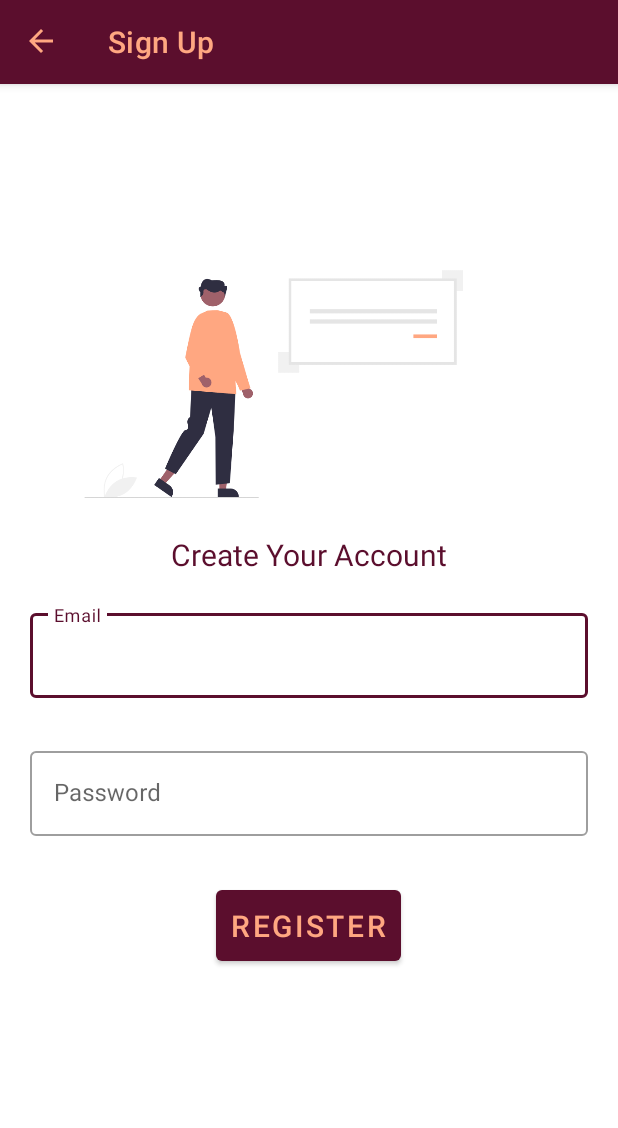
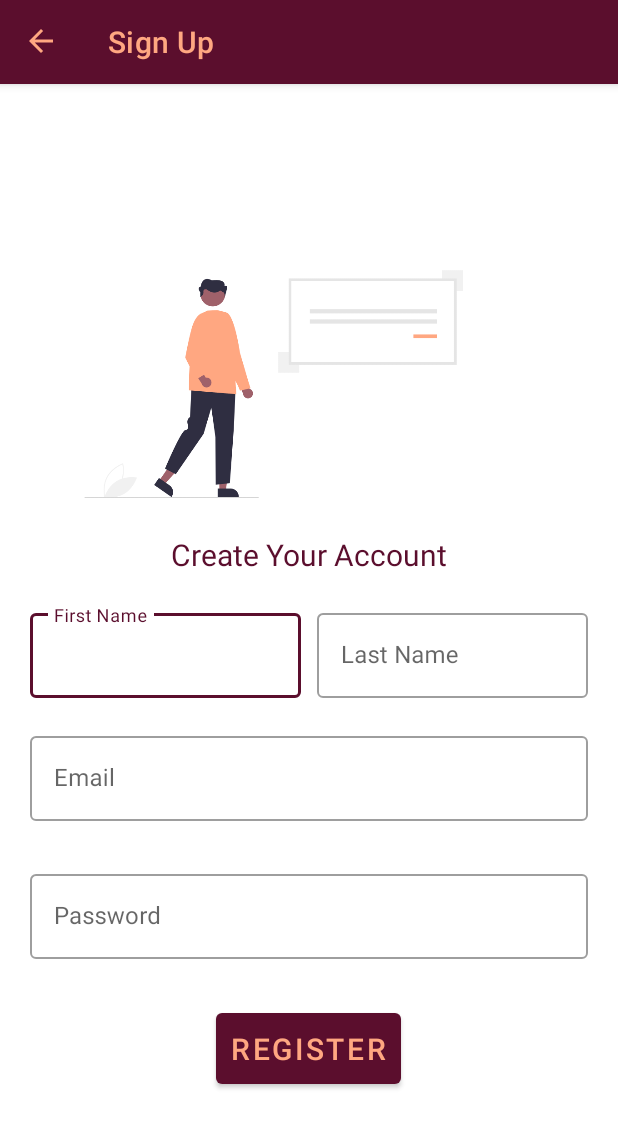
Before and after one commit to reuben21/TravelMate, an Android app: the SignUpActivity screen opened directly, with no data from a screen before it, on a phone screen of 412 x 824 dp. Shown: the top 1128 px of the screen. Run offline under Robolectric (Android 15) with nearby library versions, the phone set to English and light mode, and no system bars; our stand-ins replace Firebase (no records; nobody signed in at launch, a user with empty details on screens opened directly).

Commit message:
Updated UI

```diff
--- a/app/src/main/res/layout/activity_sign_up.xml
+++ b/app/src/main/res/layout/activity_sign_up.xml
@@ -46,7 +46,6 @@
                 android:layout_height="200dp"
                 android:scaleType="fitStart"
                 app:srcCompat="@drawable/sign_in_picture" />
-
             <TextView
                 android:id="@+id/create_your_account_text"
                 android:layout_height="wrap_content"
@@ -57,13 +56,81 @@
                 android:text="Create Your Account"
                 android:textSize="20sp"
                 />
+            <androidx.constraintlayout.widget.ConstraintLayout
+                android:id="@+id/linearLayout"
+                android:layout_width="match_parent"
+                android:layout_height="match_parent"
+                android:orientation="horizontal"
+                android:layout_below="@id/create_your_account_text"
+                android:layout_marginTop="20dp"
+                >
+
+                <com.google.android.material.textfield.TextInputLayout
+                    android:id="@+id/firstName"
+                    android:layout_width="0dp"
+                    android:layout_height="wrap_content"
+                    android:hint="First Name"
+
+                    app:layout_constraintBottom_toBottomOf="parent"
+                    app:layout_constraintLeft_toLeftOf="parent"
+                    app:layout_constraintRight_toRightOf="parent"
+
+                    app:layout_constraintEnd_toStartOf="@+id/lastName"
+                    app:layout_constraintStart_toStartOf="parent"
+                   android:paddingRight="5dp"
+
+                    style="@style/Widget.MaterialComponents.TextInputLayout.OutlinedBox">
+
+                    <com.google.android.material.textfield.TextInputEditText
+                        android:layout_width="match_parent"
+                        android:layout_height="match_parent"
+                        android:id="@+id/inputFirstName"
+
+                        />
+
+                </com.google.android.material.textfield.TextInputLayout>
+
+
+
+                <com.google.android.material.textfield.TextInputLayout
+                    android:id="@+id/lastName"
+                    android:layout_width="0dp"
+                    android:layout_height="wrap_content"
+                    android:hint="Last Name"
+
+                    app:layout_constraintBottom_toBottomOf="parent"
+                    app:layout_constraintLeft_toLeftOf="parent"
+                    app:layout_constraintRight_toRightOf="parent"
+
+                    app:layout_constraintEnd_toEndOf="parent"
+                    app:layout_constraintStart_toEndOf="@+id/firstName"
+
+                    android:paddingLeft="5dp"
+                    style="@style/Widget.MaterialComponents.TextInputLayout.OutlinedBox">
+
+                    <com.google.android.material.textfield.TextInputEditText
+                        android:layout_width="match_parent"
+                        android:layout_height="match_parent"
+                        android:id="@+id/inputLastName"
+
+
+
+                        />
+
+                </com.google.android.material.textfield.TextInputLayout>
+
+            </androidx.constraintlayout.widget.ConstraintLayout>
+
+
+
+
 
             <com.google.android.material.textfield.TextInputLayout
                 android:id="@+id/Email"
                 android:layout_width="match_parent"
                 android:layout_height="wrap_content"
                 android:hint="@string/email"
-                android:layout_below="@id/create_your_account_text"
+                android:layout_below="@id/linearLayout"
                 android:layout_marginTop="20dp"
                 style="@style/Widget.MaterialComponents.TextInputLayout.OutlinedBox">
 
```
